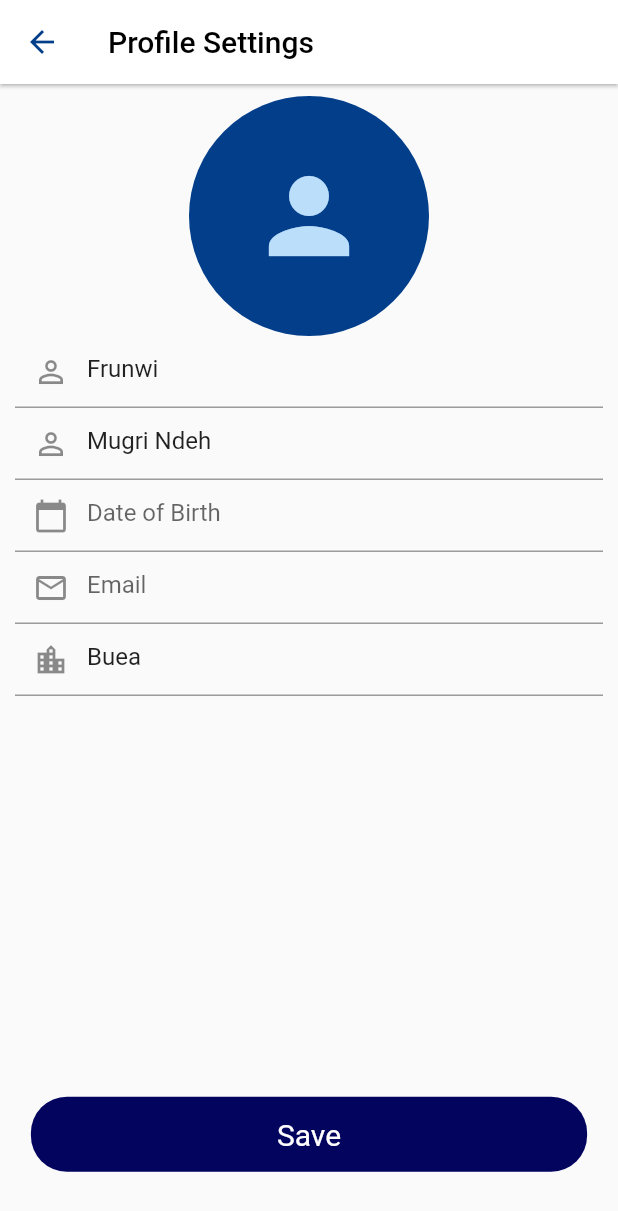
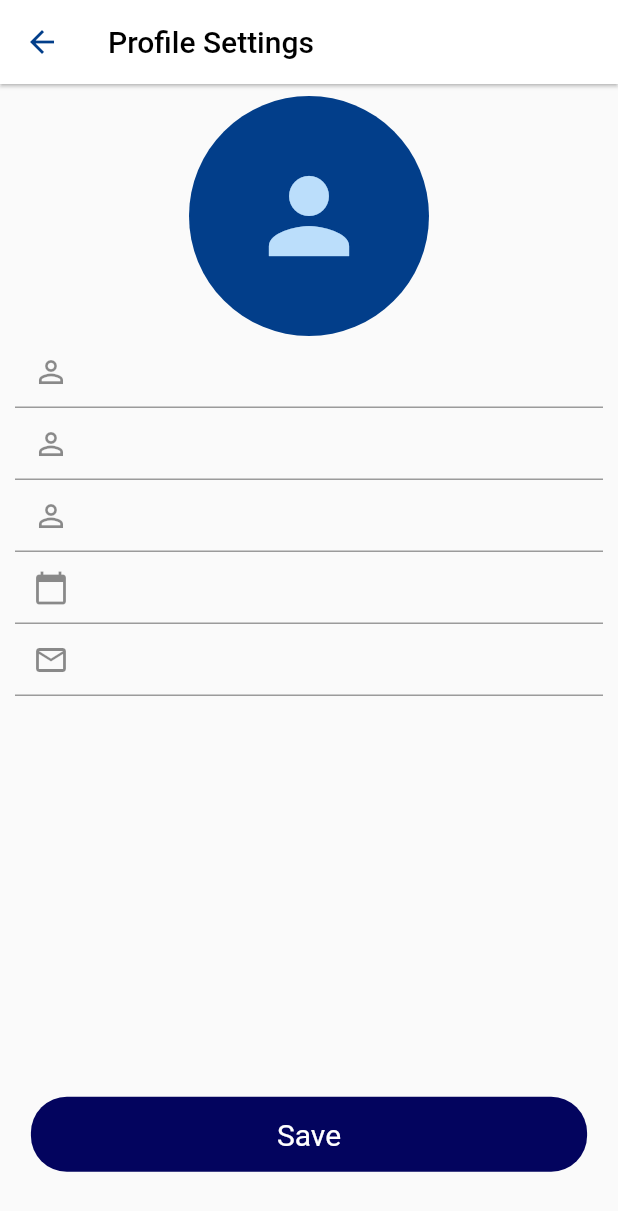
Before and after one commit to mugri-ndeh/indriver_clone, a Flutter app: the screen it shows once a user with an empty profile is signed in, in the side drawer, after a tap on the "menu" icon, on a phone screen of 412 x 824 dp. Shown: the top 1211 px of the screen. Run offline on Flutter 3.47's test engine with Material 2 defaults, Android fonts, the phone set to English and light mode, and no system bars; drawn by our look-alikes of date_field; our stand-ins replace cloud_firestore, firebase_auth, firebase_core, firebase_database, flutter_toggle_tab, geolocator and 4 more; missing offline and left inert: dart:ffi, flutter_polyline_points, flutter_sim_country_code; accounts and stored records are empty; statements that could not run were skipped.

Commit message:
user can edit profile

```diff
--- a/lib/screens/profile_settings.dart
+++ b/lib/screens/profile_settings.dart
@@ -1,7 +1,9 @@
 import 'package:flutter/material.dart';
 import 'package:date_field/date_field.dart';
+import 'package:indriver_clone/providers/auth.dart';
 import 'package:indriver_clone/ui/button.dart';
 import 'package:indriver_clone/ui/constants.dart';
+import 'package:provider/provider.dart';
 
 class Profile extends StatefulWidget {
   const Profile({Key? key}) : super(key: key);
@@ -11,7 +13,15 @@ class Profile extends StatefulWidget {
 }
 
 class _ProfileState extends State<Profile> {
+  var _formKey = GlobalKey<FormState>();
   DateTime? selectedDate;
+  final _firstnameController = TextEditingController();
+
+  final _lastNameController = TextEditingController();
+
+  final _emailController = TextEditingController();
+
+  final _usernameController = TextEditingController();
 
   @override
   Widget build(BuildContext context) {
@@ -32,10 +42,12 @@ class _ProfileState extends State<Profile> {
           onPressed: () => Navigator.pop(context),
         ),
       ),
-      body: Padding(
+      body: Consumer<Authentication>(
+        builder: (_, provider, __) => Padding(
           padding: const EdgeInsets.symmetric(vertical: 8.0, horizontal: 10.0),
           child: SingleChildScrollView(
             child: Form(
+              key: _formKey,
               child: Column(
                 mainAxisAlignment: MainAxisAlignment.spaceBetween,
                 children: [
@@ -54,23 +66,35 @@ class _ProfileState extends State<Profile> {
                           ),
                         ),
                         TextFormField(
-                        initialValue: 'Frunwi',
-                        decoration: const InputDecoration(
-                            hintText: 'First name',
-                            prefixIcon: Icon(Icons.person_outline)),
+                          controller: _firstnameController,
+                          //initialValue: provider.loggedUser.firstName,
+                          decoration: InputDecoration(
+                              hintText: provider.loggedUser.firstName,
+                              prefixIcon: const Icon(Icons.person_outline)),
                         ),
                         TextFormField(
-                        initialValue: 'Mugri Ndeh',
-                        decoration: const InputDecoration(
-                            hintStyle: TextStyle(fontWeight: FontWeight.bold),
-                            hintText: 'First name',
-                            prefixIcon: Icon(Icons.person_outline)),
+                          controller: _lastNameController,
+                          // initialValue: provider.loggedUser.lastName,
+                          decoration: InputDecoration(
+                              hintStyle:
+                                  const TextStyle(fontWeight: FontWeight.bold),
+                              hintText: provider.loggedUser.lastName,
+                              prefixIcon: const Icon(Icons.person_outline)),
+                        ),
+                        TextFormField(
+                          controller: _usernameController,
+                          //initialValue: provider.loggedUser.username,
+                          decoration: InputDecoration(
+                              hintStyle:
+                                  const TextStyle(fontWeight: FontWeight.bold),
+                              hintText: provider.loggedUser.username,
+                              prefixIcon: const Icon(Icons.person_outline)),
                         ),
                         DateTimeField(
                             mode: DateTimeFieldPickerMode.date,
-                          decoration: const InputDecoration(
-                              prefixIcon: Icon(Icons.calendar_today),
-                              hintText: 'Date of Birth'),
+                            decoration: InputDecoration(
+                                prefixIcon: const Icon(Icons.calendar_today),
+                                hintText: provider.loggedUser.dob),
                             selectedDate: selectedDate,
                             onDateSelected: (DateTime value) {
                               setState(() {
@@ -78,21 +102,31 @@ class _ProfileState extends State<Profile> {
                               });
                             }),
                         TextFormField(
+                          controller: _emailController,
+                          //initialValue: provider.loggedUser.email,
                           keyboardType: TextInputType.emailAddress,
-                        decoration: const InputDecoration(
-                            hintText: 'Email',
-                            prefixIcon: Icon(Icons.mail_outline)),
-                      ),
-                      TextFormField(
-                        initialValue: 'Buea',
-                        decoration: const InputDecoration(
-                            prefixIcon: Icon(Icons.location_city_outlined)),
+                          decoration: InputDecoration(
+                              hintText: provider.loggedUser.email,
+                              prefixIcon: const Icon(Icons.mail_outline)),
                         ),
                       ],
                     ),
                   ),
-                BotButton(onTap: () {}, title: 'Save')
+                  BotButton(
+                      onTap: () {
+                        if (_formKey.currentState!.validate()) {
+                          provider.updateProfile(
+                              _firstnameController.text,
+                              _lastNameController.text,
+                              _usernameController.text,
+                              selectedDate.toString(),
+                              _emailController.text,
+                              context);
+                        }
+                      },
+                      title: 'Save')
                 ],
+              ),
             ),
           ),
         ),
```
Lines whose indentation alone changed are shown as unchanged.
